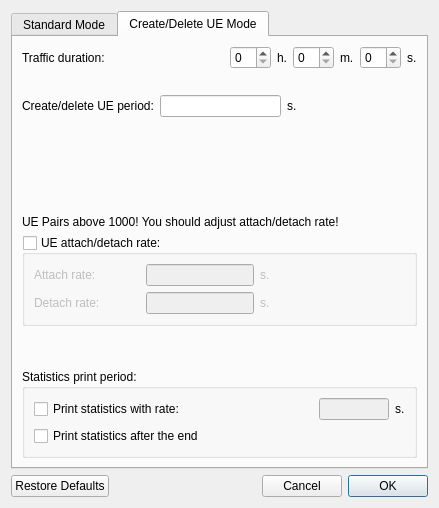
Qt form LTEsimGeneratorGUI/Ui/DataForms/timeForm.ui (moniss23/junit4) before a commit.
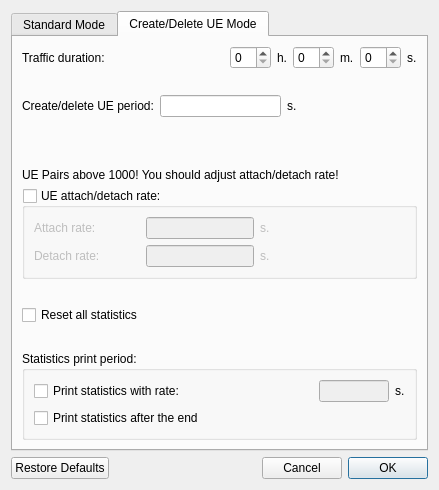
The same form after that commit. The open tabs and pages were chosen to show the change.

Commit message: Added reset all statistics checkbox to timeForm. Some refactor in timeForm class.

```diff
--- a/LTEsimGeneratorGUI/Ui/DataForms/timeForm.ui
+++ b/LTEsimGeneratorGUI/Ui/DataForms/timeForm.ui
@@ -7,7 +7,7 @@
     <x>0</x>
     <y>0</y>
     <width>439</width>
-    <height>508</height>
+    <height>490</height>
    </rect>
   </property>
   <property name="windowTitle">
@@ -586,7 +586,30 @@
          <property name="sizeHint" stdset="0">
           <size>
            <width>20</width>
-           <height>37</height>
+           <height>20</height>
+          </size>
+         </property>
+        </spacer>
+       </item>
+       <item>
+        <widget class="QCheckBox" name="resetAllStat2">
+         <property name="text">
+          <string>Reset all statistics</string>
+         </property>
+        </widget>
+       </item>
+       <item>
+        <spacer name="verticalSpacer_7">
+         <property name="orientation">
+          <enum>Qt::Vertical</enum>
+         </property>
+         <property name="sizeType">
+          <enum>QSizePolicy::Fixed</enum>
+         </property>
+         <property name="sizeHint" stdset="0">
+          <size>
+           <width>20</width>
+           <height>20</height>
           </size>
          </property>
         </spacer>
```
Left out of the diff: 27 changed lines with no effect on the pictures. The commit also changes 3 other files.
